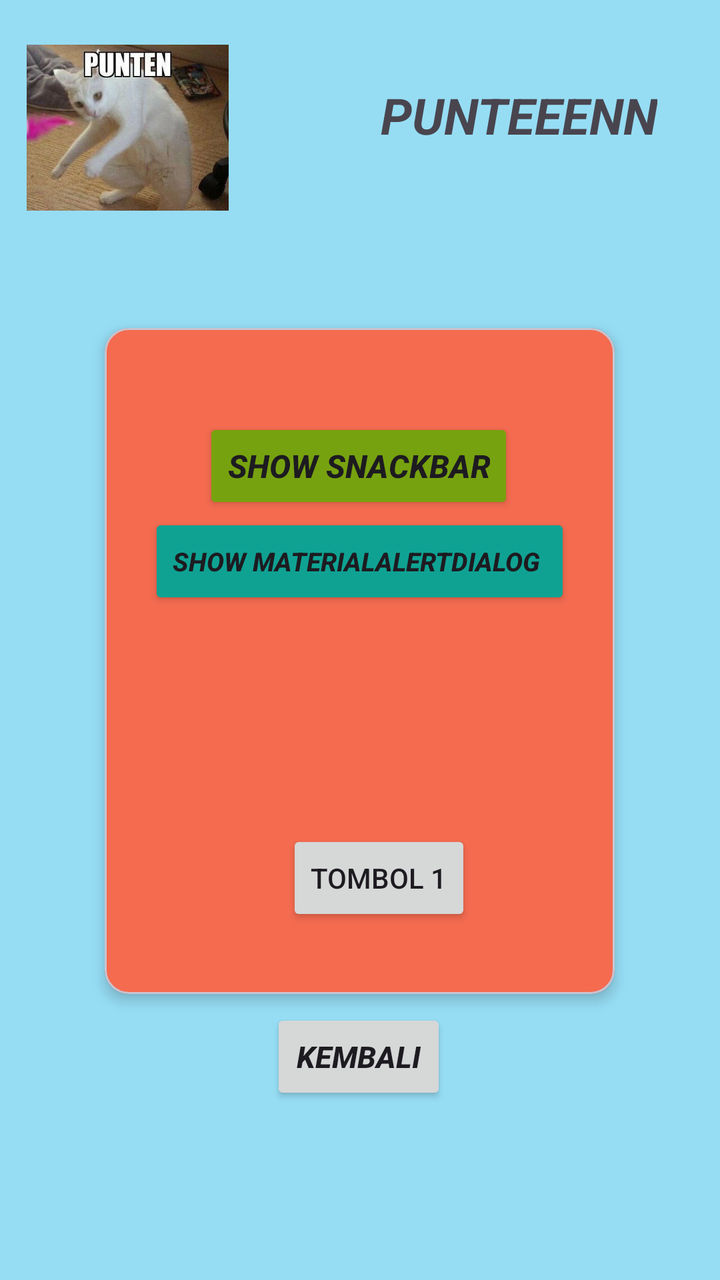
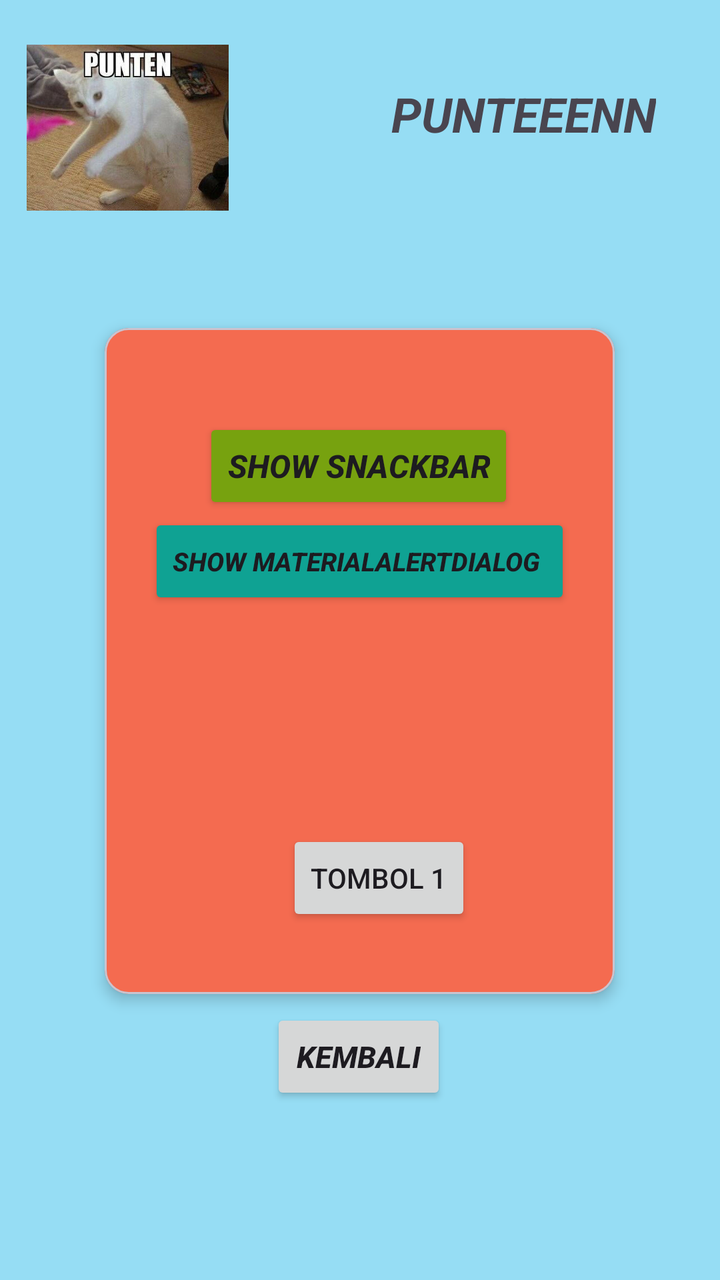

Before-and-after screenshots of an Android layout around one commit, followed by the original layout XML and the change that was made.
<!-- AndroidManifest.xml: application theme Theme.Saturnus_Bagas -->
<!-- res/layout/activity_fourth.xml -->
<?xml version="1.0" encoding="utf-8"?>
<androidx.constraintlayout.widget.ConstraintLayout xmlns:android="http://schemas.android.com/apk/res/android"
    xmlns:app="http://schemas.android.com/apk/res-auto"
    xmlns:tools="http://schemas.android.com/tools"
    android:id="@+id/main"
    android:layout_width="match_parent"
    android:layout_height="match_parent"
    android:background="#D984D9F2"
    tools:context=".pertemuan_4.FourthActivity">

    <com.google.android.material.card.MaterialCardView
        android:layout_width="255dp"
        android:layout_height="333dp"
        android:layout_marginTop="164dp"
        android:backgroundTint="#F46B50"
        app:cardElevation="4dp"
        app:layout_constraintEnd_toEndOf="parent"
        app:layout_constraintHorizontal_bias="0.498"
        app:layout_constraintStart_toStartOf="parent"
        app:layout_constraintTop_toTopOf="parent">

        <androidx.constraintlayout.widget.ConstraintLayout
            android:layout_width="match_parent"
            android:layout_height="match_parent"
            android:layout_margin="15dp">

            <Button
                android:id="@+id/btnShowAlertDialog"
                android:layout_width="wrap_content"
                android:layout_height="wrap_content"
                android:backgroundTint="#0FA293"
                android:text="Show MaterialAlertDialog "
                android:textSize="13dp"
                android:textStyle="bold |italic"
                app:layout_constraintBottom_toBottomOf="parent"
                app:layout_constraintEnd_toEndOf="parent"
                app:layout_constraintStart_toStartOf="parent"
                app:layout_constraintTop_toTopOf="parent"
                app:layout_constraintVertical_bias="0.305" />

            <Button
                android:id="@+id/btnShowSnackbar"
                android:layout_width="wrap_content"
                android:layout_height="wrap_content"
                android:backgroundTint="#77A20F"
                android:text="Show SnackBar"
                android:textSize="16dp"
                android:textStyle="bold |italic"
                app:layout_constraintBottom_toBottomOf="parent"
                app:layout_constraintEnd_toEndOf="parent"
                app:layout_constraintHorizontal_bias="0.492"
                app:layout_constraintStart_toStartOf="parent"
                app:layout_constraintTop_toTopOf="parent"
                app:layout_constraintVertical_bias="0.117" />

            <Button
                android:id="@+id/btn1"
                android:layout_width="wrap_content"
                android:layout_height="wrap_content"
                android:layout_marginTop="236dp"
                android:text="Tombol 1"
                app:layout_constraintEnd_toEndOf="parent"
                app:layout_constraintHorizontal_bias="0.572"
                app:layout_constraintStart_toStartOf="parent"
                app:layout_constraintTop_toTopOf="parent" />

        </androidx.constraintlayout.widget.ConstraintLayout>

    </com.google.android.material.card.MaterialCardView>

    <ImageView
        android:id="@+id/imgKucing"
        android:layout_width="101dp"
        android:layout_height="101dp"
        app:layout_constraintBottom_toBottomOf="parent"
        app:layout_constraintEnd_toEndOf="parent"
        app:layout_constraintHorizontal_bias="0.051"
        app:layout_constraintStart_toStartOf="parent"
        app:layout_constraintTop_toTopOf="parent"
        app:layout_constraintVertical_bias="0.025"
        app:srcCompat="@drawable/kucing" />

    <TextView
        android:id="@+id/textAja"
        android:layout_width="wrap_content"
        android:layout_height="wrap_content"
        android:text="PUNTEEENN"
        android:textSize="25dp"
        android:textStyle="bold |italic"
        app:layout_constraintBottom_toBottomOf="parent"
        app:layout_constraintEnd_toEndOf="parent"
        app:layout_constraintHorizontal_bias="0.859"
        app:layout_constraintStart_toStartOf="parent"
        app:layout_constraintTop_toTopOf="parent"
        app:layout_constraintVertical_bias="0.067" />



    <Button
        android:id="@+id/btnKembali"
        android:layout_width="wrap_content"
        android:layout_height="wrap_content"
        android:text="Kembali"
        android:textSize="15dp"
        android:textStyle="bold |italic"
        app:layout_constraintBottom_toBottomOf="parent"
        app:layout_constraintEnd_toEndOf="parent"
        app:layout_constraintHorizontal_bias="0.498"
        app:layout_constraintStart_toStartOf="parent"
        app:layout_constraintTop_toTopOf="parent"
        app:layout_constraintVertical_bias="0.852" />


</androidx.constraintlayout.widget.ConstraintLayout>
<!-- resources referenced by this layout -->
<resources>
  <!-- drawable kucing: jpeg bitmap (drawable, 105535 bytes) -->
  <style name="Theme.Saturnus_Bagas" parent="Base.Theme.Saturnus_Bagas" />
  <style name="Base.Theme.Saturnus_Bagas" parent="Theme.Material3.DayNight.NoActionBar">
          
          
      </style>
</resources>

<!-- the commit's change to res/layout/activity_fourth.xml (unified diff, before → after) -->
@@ -85,7 +85,7 @@
         android:layout_width="wrap_content"
         android:layout_height="wrap_content"
         android:text="PUNTEEENN"
-        android:textSize="25dp"
+        android:textSize="24dp"
         android:textStyle="bold |italic"
         app:layout_constraintBottom_toBottomOf="parent"
         app:layout_constraintEnd_toEndOf="parent"
